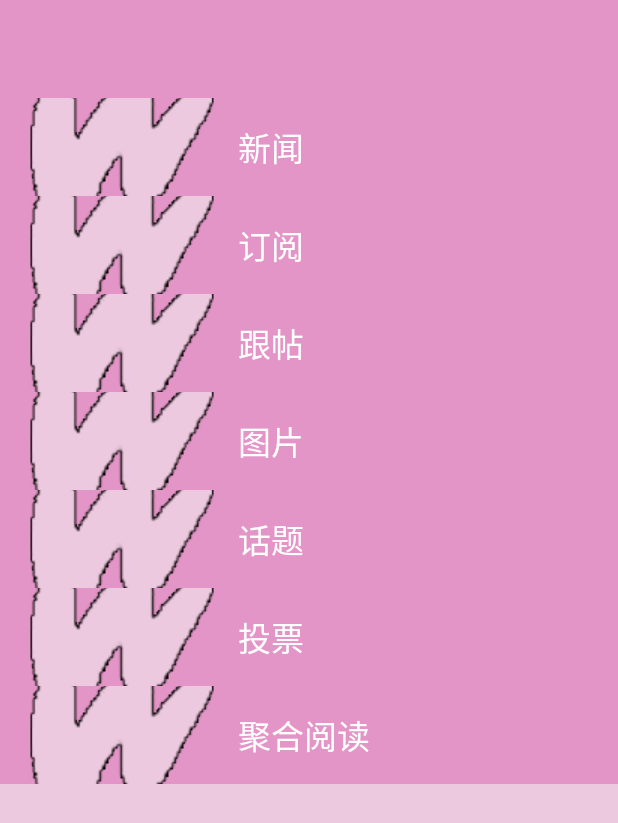
After one commit to shwjn515/TraceHUB, an Android app: the layout layout_menu.xml on its own in the app's theme, with its tools: preview values and no code run, on a phone screen of 412 x 824 dp. The commit adds this screen. Shown: the top 823 px of the screen. Run offline under Robolectric (Android 15) with nearby library versions, the phone set to English and light mode, and no system bars.

Commit message:
侧边栏添加

```diff
--- /dev/null
+++ b/app/src/main/res/layout/layout_menu.xml
@@ -0,0 +1,64 @@
+<?xml version="1.0" encoding="utf-8"?>
+<ScrollView xmlns:android="http://schemas.android.com/apk/res/android"
+    xmlns:app="http://schemas.android.com/apk/res-auto"
+    android:orientation="vertical"
+    android:background="@color/saswell_pink"
+    android:layout_width="420dp"
+    android:layout_height="match_parent">
+    <LinearLayout
+        android:layout_width="match_parent"
+        android:layout_height="wrap_content"
+        android:orientation="vertical">
+        <TextView
+            style="@style/MenuTabText"
+            android:layout_width="match_parent"
+            android:layout_height="65dp"
+            android:background="@color/saswell_pink2"
+            android:text="" />
+        <TextView
+            style="@style/MenuTabText"
+            android:layout_width="match_parent"
+            android:layout_height="65dp"
+            android:background="@color/saswell_pink2"
+            android:drawableStart="@drawable/icon_com1"
+            android:text="新闻" />
+
+        <TextView
+            style="@style/MenuTabText"
+            android:layout_height="65dp"
+            android:background="@color/saswell_pink2"
+            android:drawableStart="@drawable/icon_com1"
+            android:text="订阅" />
+
+        <TextView
+            style="@style/MenuTabText"
+            android:layout_height="65dp"
+            android:background="@color/saswell_pink2"
+            android:text="跟帖"
+            app:drawableLeftCompat="@drawable/icon_com1" />
+        <TextView
+            style="@style/MenuTabText"
+            android:layout_height="65dp"
+            android:background="@color/saswell_pink2"
+            android:text="图片"
+            app:drawableStartCompat="@drawable/icon_com1" />
+        <TextView
+            style="@style/MenuTabText"
+            android:layout_height="65dp"
+            android:background="@color/saswell_pink2"
+            android:text="话题"
+            app:drawableLeftCompat="@drawable/icon_com1" />
+        <TextView
+            style="@style/MenuTabText"
+            android:layout_height="65dp"
+            android:background="@color/saswell_pink2"
+            android:text="投票"
+            app:drawableLeftCompat="@drawable/icon_com1" />
+        <TextView
+            style="@style/MenuTabText"
+            android:layout_height="65dp"
+            android:background="@color/saswell_pink2"
+            android:text="聚合阅读"
+            android:drawableStart="@drawable/icon_com1"/>
+    </LinearLayout>
+</ScrollView>
--- a/app/src/main/res/values/styles.xml
+++ b/app/src/main/res/values/styles.xml
@@ -78,6 +78,15 @@
         <item name="android:textSize">18sp</item>
         <item name="android:padding">5dp</item>
     </style>
+    <style name="MenuTabText">
+        <item name="android:layout_width">match_parent</item>
+        <item name="android:layout_height">wrap_content</item>
+        <item name="android:textColor">#ffffff</item>
+        <item name="android:gravity">center_vertical</item>
+        <item name="android:drawablePadding">15dp</item>
+        <item name="android:padding">15dp</item>
+        <item name="android:textSize">22sp</item>
+    </style>
 
 
     <!-- zyw add style for history view -->
```
Also changed, not shown: app/src/main/java/edu/scse/tracehub/ui/home/HomeFragment.java (+16 -4 lines), app/src/main/res/layout/layout_main.xml (added, +25 -0 lines), app/src/main/res/layout/navigation_home.xml (+10 -2 lines).
